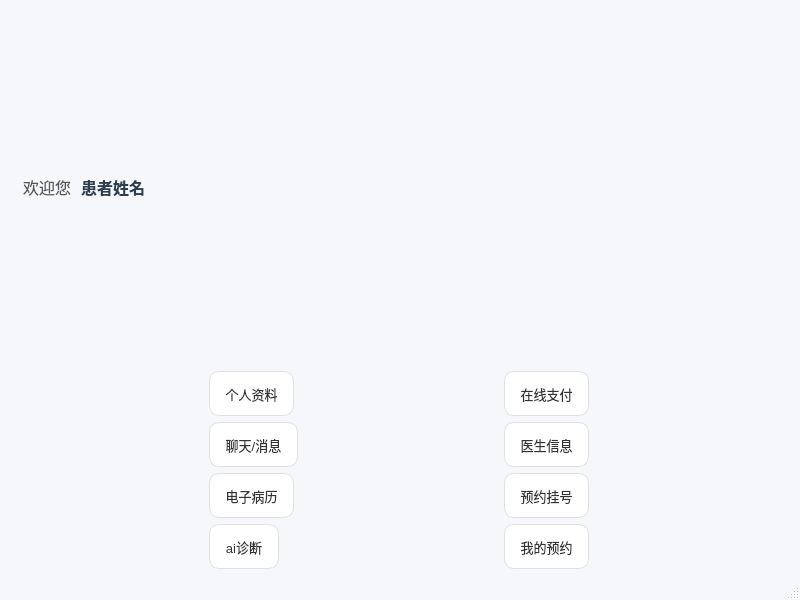
Old version of the form PatientClient/mainwindow.ui in the repository fengxuebailu/SmartMedicalProject.
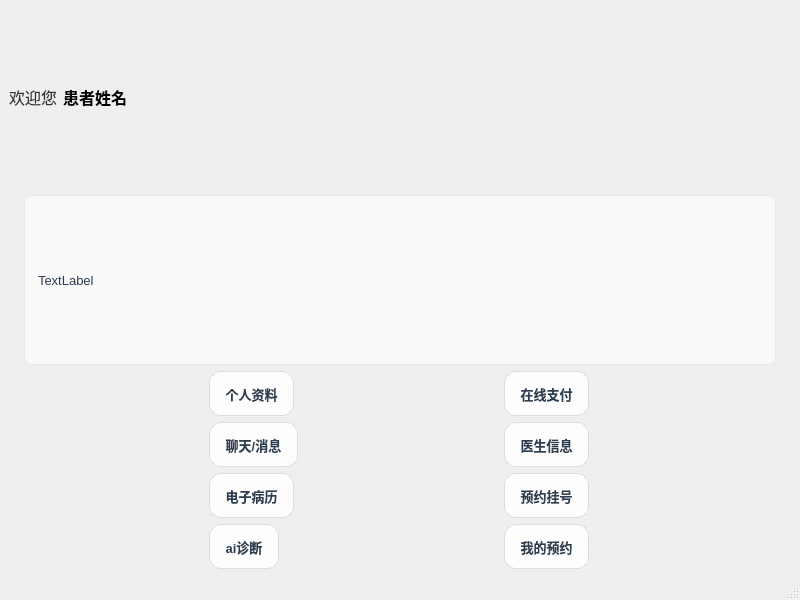
New version of the form. Icons and pictures are not drawn.

What changed in the file:
```diff
--- a/PatientClient/mainwindow.ui
+++ b/PatientClient/mainwindow.ui
@@ -14,57 +14,7 @@
    <string>MainWindow</string>
   </property>
   <property name="styleSheet">
-   <string notr="true">/* ---- 主窗口样式 ---- */
-QMainWindow {
-    background-color: #f5f7fa; /* 设置一个柔和的浅灰色背景 */
-}
-
-/* ---- 欢迎语标签 ---- */
-QLabel#welcomeLabel {
-    font-size: 16px;
-    color: #555;
-    padding-left: 10px;
-}
-QLabel#patientNameLabel {
-    font-size: 16px;
-    font-weight: bold;
-    color: #2c3e50;
-}
-
-/* ---- 核心功能按钮 (预约挂号) ---- */
-QPushButton#mainAppointmentButton {
-    background-color: #3498db; /* 主题蓝色 */
-    color: white;
-    font-size: 20px;
-    font-weight: bold;
-    border: none;
-    border-radius: 12px; /* 圆角 */
-    padding: 10px;
-    margin: 15px;
-}
-QPushButton#mainAppointmentButton:hover {
-    background-color: #2980b9; /* 鼠标悬浮时颜色变深 */
-}
-QPushButton#mainAppointmentButton:pressed {
-    background-color: #1f618d; /* 鼠标按下时颜色再变深 */
-}
-
-/* ---- 次要功能网格按钮 (QToolButton) ---- */
-QToolButton {
-    background-color: white;
-    color: #333;
-    border: 1px solid #e0e0e0;
-    border-radius: 10px;
-    padding: 10px;
-    font-size: 13px;
-}
-QToolButton:hover {
-    background-color: #ecf5ff; /* 鼠标悬浮时淡蓝色背景 */
-    border: 1px solid #3498db;
-}
-QToolButton:pressed {
-    background-color: #d9ecff; /* 鼠标按下时 */
-}</string>
+   <string notr="true"/>
   </property>
   <property name="iconSize">
    <size>
@@ -73,6 +23,62 @@
    </size>
   </property>
   <widget class="QWidget" name="centralwidget">
+   <property name="styleSheet">
+    <string notr="true">/* ---- 设置 centralwidget 的背景图片 ---- */
+QWidget#centralwidget {
+    border-image: url(:/backgrounds/bg_main_window.jpg) 0 0 0 0 stretch stretch;
+}
+
+/* ---- 欢迎语标签 ---- */
+QLabel#welcomeLabel, QLabel#patientNameLabel {
+    border-image: none; /* 取消背景图片继承 */
+    background-color: transparent; /* 设置透明背景 */
+    font-size: 16px;
+    color: #333; /* 在亮色背景上，深色文字更清晰 */
+}
+QLabel#patientNameLabel {
+    font-weight: bold;
+    color: #000; /* 姓名用更深的颜色突出 */
+}
+
+/* ---- 核心功能按钮 (我们没有这个按钮了，可以删除或保留) ---- */
+/*
+QPushButton#mainAppointmentButton { ... }
+*/
+
+/* ---- 功能网格按钮 (QToolButton) ---- */
+QToolButton {
+    background-color: rgba(255, 255, 255, 0.85); /* 半透明白色背景，透出背景图 */
+    color: #2c3e50; /* 深蓝灰色文字 */
+    border: 1px solid rgba(0, 0, 0, 0.1); /* 半透明的细边框 */
+    border-radius: 12px; /* 更大的圆角，更可爱 */
+    padding: 10px;
+    font-size: 13px;
+    font-weight: bold;
+    border-image: none; /* 取消背景图片继承 */
+}
+QToolButton:hover {
+    background-color: rgba(255, 255, 255, 1); /* 悬浮时不透明 */
+    border: 1px solid #3498db; /* 主题蓝色边框 */
+}
+QToolButton:pressed {
+    background-color: #ecf5ff; /* 按下时淡蓝色背景 */
+}
+
+/* ---- 提示语标签 ---- */
+QLabel#tipsLabel {
+    font-size: 13px;
+    color: #2c3e50;
+    background-color: rgba(255, 255, 255, 0.7); /* 半透明白色背景 */
+    border: 1px solid rgba(0, 0, 0, 0.05);
+    border-radius: 8px;
+    padding: 10px;
+    margin-left: 15px;
+    margin-right: 15px;
+    margin-top: 5px;
+    border-image: none; /* 取消背景图片继承 */
+}</string>
+   </property>
    <layout class="QVBoxLayout" name="verticalLayout">
     <item>
      <layout class="QHBoxLayout" name="horizontalLayout">
@@ -105,6 +111,28 @@
       </item>
      </layout>
     </item>
+    <item>
+     <widget class="QLabel" name="tipsLabel">
+      <property name="styleSheet">
+       <string notr="true">/* ---- 提示语标签 ---- */
+QLabel#tipsLabel {
+    font-size: 13px;
+    color: #2c3e50;
+    background-color: rgba(255, 255, 255, 0.7); /* 半透明白色背景 */
+    border: 1px solid rgba(0, 0, 0, 0.05);
+    border-radius: 8px;
+    padding: 10px;
+    margin-left: 15px;
+    margin-right: 15px;
+    margin-top: 5px;
+    border-image: none; /* 取消背景图片继承 */
+}</string>
+      </property>
+      <property name="text">
+       <string>TextLabel</string>
+      </property>
+     </widget>
+    </item>
     <item>
      <layout class="QGridLayout" name="gridLayout">
       <item row="1" column="0">
```
